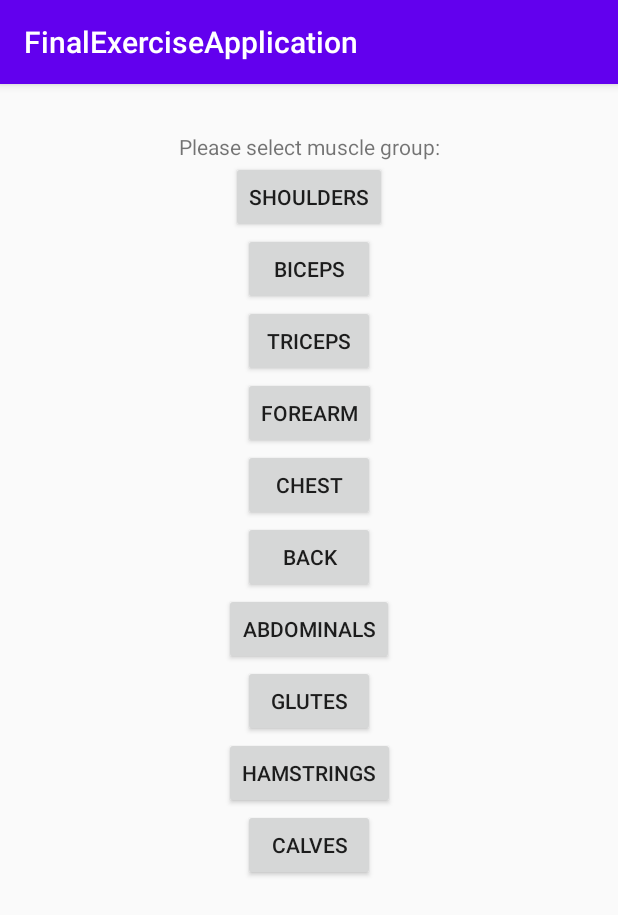
After one commit to EthanTinsley/ExerciseApplication, an Android app: the BuildWorkoutsMuscleGroup screen opened directly, with no data from a screen before it, on a phone screen of 412 x 824 dp. The commit adds this screen. Shown: the top 915 px of the screen. Run offline under Robolectric (Android 15) with nearby library versions, the phone set to English and light mode, and no system bars.

Commit message:
Adding Build workout page select muscle group

```diff
--- a/app/src/main/AndroidManifest.xml
+++ b/app/src/main/AndroidManifest.xml
@@ -9,7 +9,8 @@
         android:roundIcon="@mipmap/ic_launcher_round"
         android:supportsRtl="true"
         android:theme="@style/Theme.FinalExerciseApplication">
-        <activity android:name=".CompletedWorkoutsPageTwo"></activity>
+        <activity android:name=".BuildWorkoutsMuscleGroup"></activity>
+        <activity android:name=".CompletedWorkoutsPageTwo" />
         <activity android:name=".CompletedWorkouts" />
         <activity android:name=".MainActivity">
             <intent-filter>
--- /dev/null
+++ b/app/src/main/java/com/exerciseapplication/finalexerciseapplication/BuildWorkoutsMuscleGroup.java
@@ -0,0 +1,13 @@
+package com.exerciseapplication.finalexerciseapplication;
+
+import android.support.v7.app.AppCompatActivity;
+import android.os.Bundle;
+
+public class BuildWorkoutsMuscleGroup extends AppCompatActivity {
+
+    @Override
+    protected void onCreate(Bundle savedInstanceState) {
+        super.onCreate(savedInstanceState);
+        setContentView(R.layout.activity_build_workouts_muscle_group);
+    }
+}
--- /dev/null
+++ b/app/src/main/res/layout/activity_build_workouts_muscle_group.xml
@@ -0,0 +1,109 @@
+<?xml version="1.0" encoding="utf-8"?>
+<android.support.constraint.ConstraintLayout xmlns:android="http://schemas.android.com/apk/res/android"
+    xmlns:app="http://schemas.android.com/apk/res-auto"
+    xmlns:tools="http://schemas.android.com/tools"
+    android:layout_width="match_parent"
+    android:layout_height="match_parent"
+    tools:context=".BuildWorkoutsMuscleGroup">
+
+    <TextView
+        android:id="@+id/selectMuscle"
+        android:layout_width="wrap_content"
+        android:layout_height="wrap_content"
+        android:layout_marginTop="32dp"
+        android:text="Please select muscle group:"
+        app:layout_constraintEnd_toEndOf="parent"
+        app:layout_constraintStart_toStartOf="parent"
+        app:layout_constraintTop_toTopOf="parent" />
+
+    <Button
+        android:id="@+id/shldrsBtn"
+        android:layout_width="wrap_content"
+        android:layout_height="wrap_content"
+        android:text="Shoulders"
+        app:layout_constraintEnd_toEndOf="parent"
+        app:layout_constraintStart_toStartOf="parent"
+        app:layout_constraintTop_toBottomOf="@+id/selectMuscle" />
+
+    <Button
+        android:id="@+id/bicepsBtn"
+        android:layout_width="wrap_content"
+        android:layout_height="wrap_content"
+        android:text="Biceps"
+        app:layout_constraintEnd_toEndOf="parent"
+        app:layout_constraintStart_toStartOf="parent"
+        app:layout_constraintTop_toBottomOf="@+id/shldrsBtn" />
+
+    <Button
+        android:id="@+id/tricepsBtn"
+        android:layout_width="wrap_content"
+        android:layout_height="wrap_content"
+        android:text="Triceps"
+        app:layout_constraintEnd_toEndOf="parent"
+        app:layout_constraintStart_toStartOf="parent"
+        app:layout_constraintTop_toBottomOf="@+id/bicepsBtn" />
+
+    <Button
+        android:id="@+id/forearmBtn"
+        android:layout_width="wrap_content"
+        android:layout_height="wrap_content"
+        android:text="Forearm"
+        app:layout_constraintEnd_toEndOf="parent"
+        app:layout_constraintStart_toStartOf="parent"
+        app:layout_constraintTop_toBottomOf="@+id/tricepsBtn" />
+
+    <Button
+        android:id="@+id/chestBtn"
+        android:layout_width="wrap_content"
+        android:layout_height="wrap_content"
+        android:text="Chest"
+        app:layout_constraintEnd_toEndOf="parent"
+        app:layout_constraintHorizontal_bias="0.501"
+        app:layout_constraintStart_toStartOf="parent"
+        app:layout_constraintTop_toBottomOf="@+id/forearmBtn" />
+
+    <Button
+        android:id="@+id/backBtn"
+        android:layout_width="wrap_content"
+        android:layout_height="wrap_content"
+        android:text="Back"
+        app:layout_constraintEnd_toEndOf="parent"
+        app:layout_constraintStart_toStartOf="parent"
+        app:layout_constraintTop_toBottomOf="@+id/chestBtn" />
+
+    <Button
+        android:id="@+id/absBtn"
+        android:layout_width="wrap_content"
+        android:layout_height="wrap_content"
+        android:text="Abdominals"
+        app:layout_constraintEnd_toEndOf="parent"
+        app:layout_constraintStart_toStartOf="parent"
+        app:layout_constraintTop_toBottomOf="@+id/backBtn" />
+
+    <Button
+        android:id="@+id/glutesBtn"
+        android:layout_width="wrap_content"
+        android:layout_height="wrap_content"
+        android:text="Glutes"
+        app:layout_constraintEnd_toEndOf="parent"
+        app:layout_constraintStart_toStartOf="parent"
+        app:layout_constraintTop_toBottomOf="@+id/absBtn" />
+
+    <Button
+        android:id="@+id/hmstrngBtn"
+        android:layout_width="wrap_content"
+        android:layout_height="wrap_content"
+        android:text="Hamstrings"
+        app:layout_constraintEnd_toEndOf="parent"
+        app:layout_constraintStart_toStartOf="parent"
+        app:layout_constraintTop_toBottomOf="@+id/glutesBtn" />
+
+    <Button
+        android:id="@+id/clvsBtn"
+        android:layout_width="wrap_content"
+        android:layout_height="wrap_content"
+        android:text="Calves"
+        app:layout_constraintEnd_toEndOf="parent"
+        app:layout_constraintStart_toStartOf="parent"
+        app:layout_constraintTop_toBottomOf="@+id/hmstrngBtn" />
+</android.support.constraint.ConstraintLayout>
--- a/app/src/main/res/values/strings.xml
+++ b/app/src/main/res/values/strings.xml
@@ -17,7 +17,8 @@
     <string name="NextButton">Next Page</string>
 
     -- Strings used in completed workouts activities --
-    -- Strings that are used as workout titles -- -- Can also probably be deleted after data storage implementation
+    -- Strings that are used as workout titles -- -- Can also probably be deleted after data storage
+    implementation
     <string name="CompletedWorkoutsTitle">Completed Workouts</string>
     <string name="CompletedWorkout01">Most Previous workout title goes here</string>
     <string name="CompletedWorkout02">2nd Most Previous workout goes here</string>
```
